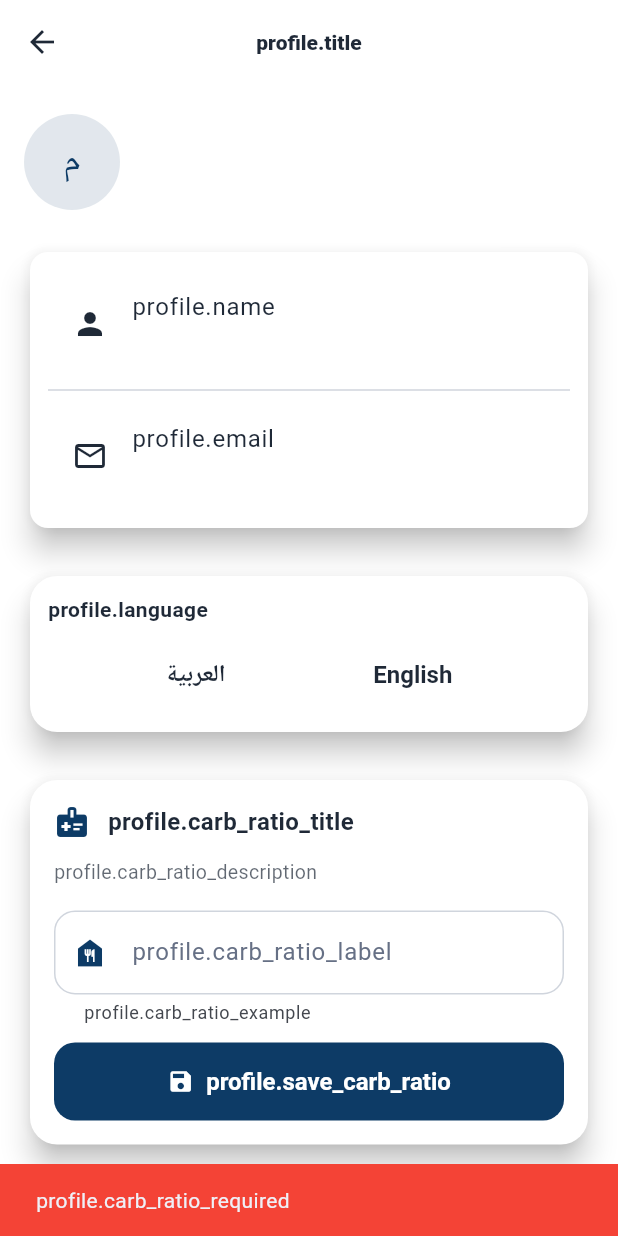
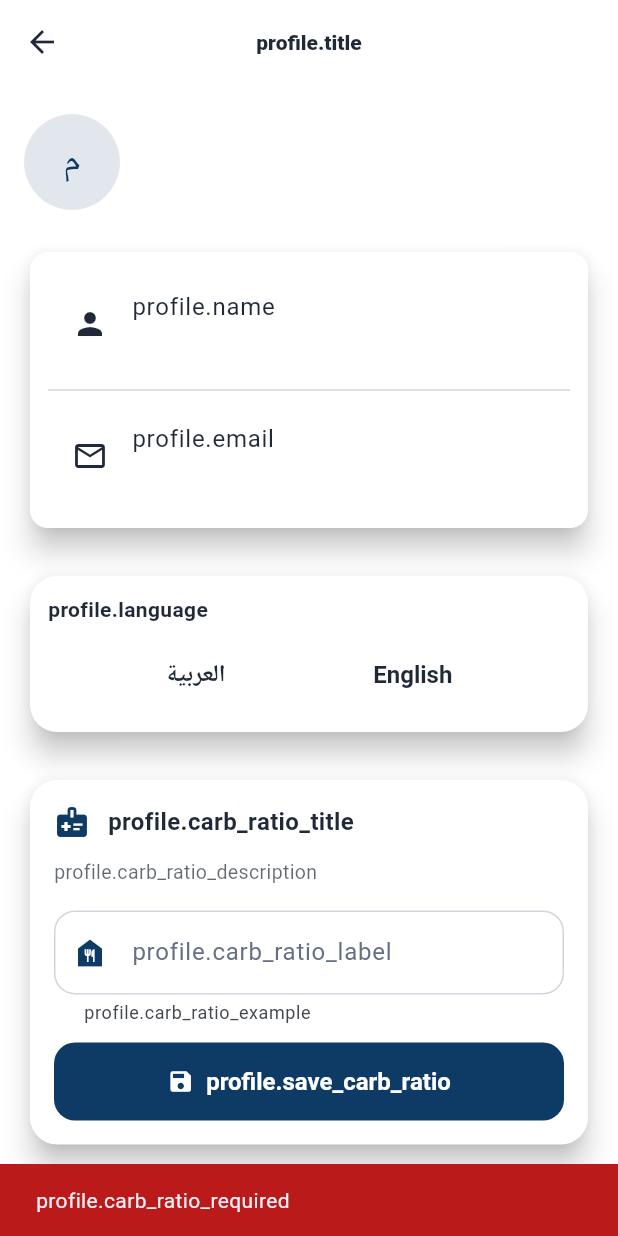
Before and after one commit to mariam2001106/mys-SugaryApp, a Flutter app: the ProfileScreen screen opened directly, after a tap on "profile.save_carb_ratio", on a phone screen of 412 x 824 dp. Run offline on Flutter 3.47's test engine with Material 3 defaults, Android fonts, the phone set to English and light mode, and no system bars; our stand-ins replace cloud_firestore, easy_localization, firebase_auth, firebase_core, fl_chart, flutter_local_notifications and 2 more; accounts and stored records are empty.

Commit message:
Replace hardcoded colors with theme colors in Meals and Profile screens
Co-authored-by: mariam2001106 <217643798+mariam2001106@users.noreply.github.com>

```diff
--- a/lib/screens/profile/profile_screen.dart
+++ b/lib/screens/profile/profile_screen.dart
@@ -63,7 +63,7 @@ class _ProfileScreenState extends State<ProfileScreen> {
         ScaffoldMessenger.of(context).showSnackBar(
           SnackBar(
             content: Text('profile.carb_ratio_required'.tr()),
-            backgroundColor: Colors.red,
+            backgroundColor: Theme.of(context).colorScheme.error,
           ),
         );
       }
@@ -76,7 +76,7 @@ class _ProfileScreenState extends State<ProfileScreen> {
         ScaffoldMessenger.of(context).showSnackBar(
           SnackBar(
             content: Text('profile.carb_ratio_invalid'.tr()),
-            backgroundColor: Colors.red,
+            backgroundColor: Theme.of(context).colorScheme.error,
           ),
         );
       }
@@ -93,7 +93,7 @@ class _ProfileScreenState extends State<ProfileScreen> {
         ScaffoldMessenger.of(context).showSnackBar(
           SnackBar(
             content: Text('profile.carb_ratio_saved'.tr()),
-            backgroundColor: Colors.green,
+            backgroundColor: Theme.of(context).colorScheme.tertiary,
           ),
         );
       }
@@ -102,7 +102,7 @@ class _ProfileScreenState extends State<ProfileScreen> {
         ScaffoldMessenger.of(context).showSnackBar(
           SnackBar(
             content: Text('profile.carb_ratio_error'.tr()),
-            backgroundColor: Colors.red,
+            backgroundColor: Theme.of(context).colorScheme.error,
           ),
         );
       }
@@ -367,7 +367,7 @@ class _ProfileScreenState extends State<ProfileScreen> {
                                 child: CircularProgressIndicator(
                                   strokeWidth: 2,
                                   valueColor: AlwaysStoppedAnimation<Color>(
-                                    Colors.white,
+                                    cs.onPrimary,
                                   ),
                                 ),
                               )
@@ -384,7 +384,7 @@ class _ProfileScreenState extends State<ProfileScreen> {
                 child: FilledButton(
                   style: FilledButton.styleFrom(
                     backgroundColor: cs.error,
-                    foregroundColor: Colors.white,
+                    foregroundColor: cs.onError,
                     padding: const EdgeInsets.symmetric(vertical: 14),
                   ),
                   onPressed: () => _showSignOutDialog(context),
```
Also changed, not shown: lib/screens/meals/meals.screen.dart (+10 -7 lines).
